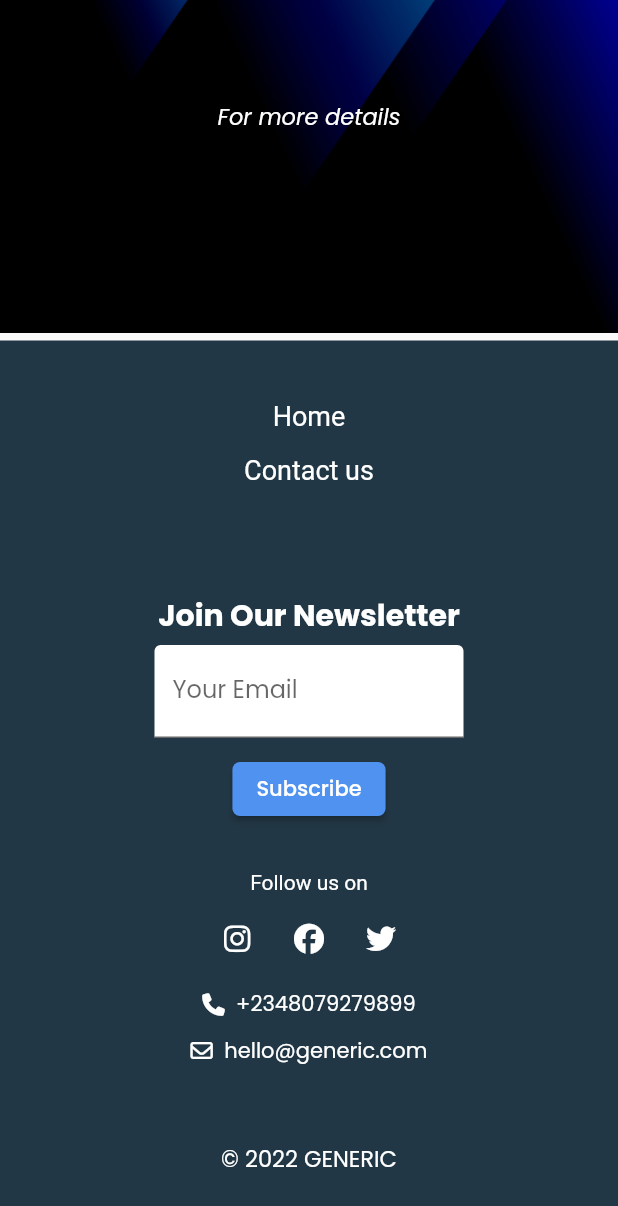
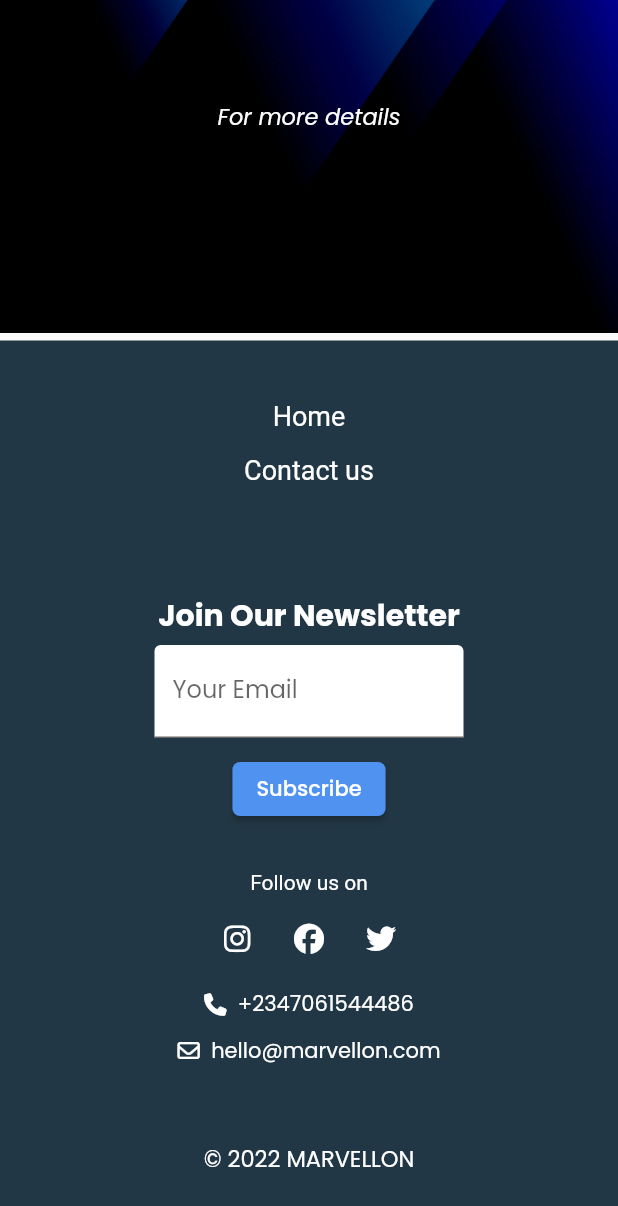
Before and after one commit to Abaxx/generic, a Flutter app: the screen it shows after launch, scrolled down 1288 dp, on a phone screen of 412 x 824 dp. Shown: the top 1206 px of the screen. Run offline on Flutter 3.47's test engine with Material 2 defaults, Android fonts, the phone set to English and light mode, and no system bars; our stand-ins replace font_awesome_flutter; Roboto replaces fonts that are missing (Poppins-Regular).

Commit message:
change of name

```diff
--- a/lib/Contact.dart
+++ b/lib/Contact.dart
@@ -65,7 +65,7 @@ class _DesktopNavbarState extends State<DesktopNavbar> {
     return Padding(padding: const EdgeInsets.symmetric(horizontal: 120,vertical: 20),
       child: Row (
         mainAxisAlignment: MainAxisAlignment.spaceBetween,
-        children: [GestureDetector(child: const Text('GENERI{C}',style: TextStyle(color: Colors.white,fontWeight: FontWeight.bold,fontSize: 30,fontFamily: "ChakraPetch"),),
+        children: [GestureDetector(child: const Text('MARVELLON',style: TextStyle(color: Colors.white,fontWeight: FontWeight.bold,fontSize: 30,fontFamily: "ChakraPetch"),),
           onTap: (){ Navigator.push(context, MaterialPageRoute(builder: (context)=> const HomePage()),);
           },),
           Row(
@@ -100,7 +100,7 @@ class _MobileNavbarState extends State<MobileNavbar> {
     return Padding(padding: const EdgeInsets.symmetric(horizontal: 50,vertical: 10),
       child: Row (
         mainAxisAlignment: MainAxisAlignment.spaceBetween,
-        children: [GestureDetector(child: const Text('GENERI{C}',style: TextStyle(color: Colors.white,fontWeight: FontWeight.bold,fontSize: 18,fontFamily: "ChakraPetch"),),
+        children: [GestureDetector(child: const Text('MARVELLON',style: TextStyle(color: Colors.white,fontWeight: FontWeight.bold,fontSize: 18,fontFamily: "ChakraPetch"),),
           onTap: (){ Navigator.push(context, MaterialPageRoute(builder: (context)=> const HomePage()),);
           },),
           Row(
@@ -158,7 +158,7 @@ class ContactState extends State<Contact>{
           'from_email': email,
           'subject' : subject,
           'message': message,
-          'company': "Generic"
+          'company': "Marvellon"
         }
       }));
   return response.statusCode;
--- a/lib/Home.dart
+++ b/lib/Home.dart
@@ -271,7 +271,7 @@ class ProductsSection extends StatelessWidget {
               Row(
         mainAxisAlignment: MainAxisAlignment.spaceEvenly,
         children: const [
-          Text('ZIP',style: TextStyle(color: Colors.white,fontWeight: FontWeight.bold,fontSize: 20,fontFamily: 'BubblegumSans'),),
+          Text('TEXTON',style: TextStyle(color: Colors.white,fontWeight: FontWeight.bold,fontSize: 20,fontFamily: 'BubblegumSans'),),
           Text('TRAFFICO',style: TextStyle(color: Colors.white,fontWeight: FontWeight.bold,fontSize: 20,fontFamily: 'BubblegumSans'),),
           Text('LEAP',style: TextStyle(color: Colors.white,fontWeight: FontWeight.bold,fontSize: 20,fontFamily: 'BubblegumSans'),),
           Text('BEAM',style: TextStyle(color: Colors.white,fontWeight: FontWeight.bold,fontSize: 20,fontFamily: 'BubblegumSans'),),
@@ -300,7 +300,7 @@ class ProductsSection extends StatelessWidget {
               Row(
         mainAxisAlignment: MainAxisAlignment.spaceEvenly,
         children: const [
-          Text('ZIP',style: TextStyle(color: Colors.white,fontWeight: FontWeight.bold,fontSize: 15,fontFamily: 'BubblegumSans'),),
+          Text('TEXTON',style: TextStyle(color: Colors.white,fontWeight: FontWeight.bold,fontSize: 15,fontFamily: 'BubblegumSans'),),
           Text('TRAFFICO',style: TextStyle(color: Colors.white,fontWeight: FontWeight.bold,fontSize: 15,fontFamily: 'BubblegumSans'),),
           Text('LEAP',style: TextStyle(color: Colors.white,fontWeight: FontWeight.bold,fontSize: 15,fontFamily: 'BubblegumSans'),),
           Text('BEAM',style: TextStyle(color: Colors.white,fontWeight: FontWeight.bold,fontSize: 15,fontFamily: 'BubblegumSans'),),
@@ -359,7 +359,7 @@ validateEmail(String email){
 
   Column leftContents(BuildContext context,CrossAxisAlignment alignment,bool mobileView,double hgt)
   {
-    Widget textWidget = const Text('GENERI{C}',style: TextStyle(color: Colors.white,fontWeight: FontWeight.bold,fontSize: 30,fontFamily: "ChakraPetch"),);
+    Widget textWidget = const Text('MARVELLON',style: TextStyle(color: Colors.white,fontWeight: FontWeight.bold,fontSize: 30,fontFamily: "ChakraPetch"),);
     if(mobileView == false){
       textWidget= const Text("");
     }
@@ -419,13 +419,13 @@ validateEmail(String email){
         const SizedBox(height: 10,),
         Row(
           mainAxisAlignment: MainAxisAlignment.center,
-            children: const [FaIcon(FontAwesomeIcons.phone,color: Colors.white,size: 15,),Text('  +2348079279899',style: TextStyle(color: Colors.white),),]),
+            children: const [FaIcon(FontAwesomeIcons.phone,color: Colors.white,size: 15,),Text('  +2347061544486',style: TextStyle(color: Colors.white),),]),
         const SizedBox(height: 10,),
         Row(
           mainAxisAlignment: MainAxisAlignment.center,
-            children: const [FaIcon(FontAwesomeIcons.envelope,color: Colors.white,size: 15,),Text('  hello@generic.com',style: TextStyle(color: Colors.white),),]),
+            children: const [FaIcon(FontAwesomeIcons.envelope,color: Colors.white,size: 15,),Text('  hello@marvellon.com',style: TextStyle(color: Colors.white),),]),
         const SizedBox(height: 50,),
-        const Text('\u00a9 2022 GENERIC',style: TextStyle(color: Colors.white,fontSize: 15),),],
+        const Text('\u00a9 2022 MARVELLON',style: TextStyle(color: Colors.white,fontSize: 15),),],
     );
   }
   @override
--- a/lib/Navbar.dart
+++ b/lib/Navbar.dart
@@ -35,7 +35,7 @@ class _DesktopNavbarState extends State<DesktopNavbar> {
     return Padding(padding: const EdgeInsets.symmetric(horizontal: 120,vertical: 20),
       child: Row (
         mainAxisAlignment: MainAxisAlignment.spaceBetween,
-        children: [GestureDetector(child: const Text('GENERI{C}',style: TextStyle(color: Colors.white,fontWeight: FontWeight.bold,fontSize: 30,fontFamily: "ChakraPetch"),),
+        children: [GestureDetector(child: const Text('MARVELLON',style: TextStyle(color: Colors.white,fontWeight: FontWeight.bold,fontSize: 30,fontFamily: "ChakraPetch"),),
           onTap: (){ Navigator.push(context, MaterialPageRoute(builder: (context)=> const HomePage()),);
           },),
           Row(
@@ -70,7 +70,7 @@ class _MobileNavbarState extends State<MobileNavbar> {
     return Padding(padding: const EdgeInsets.symmetric(horizontal: 50,vertical: 10),
       child: Row (
         mainAxisAlignment: MainAxisAlignment.spaceBetween,
-        children: [GestureDetector(child: const Text('GENERI{C}',style: TextStyle(color: Colors.white,fontWeight: FontWeight.bold,fontSize: 18,fontFamily: "ChakraPetch"),),
+        children: [GestureDetector(child: const Text('MARVELLON',style: TextStyle(color: Colors.white,fontWeight: FontWeight.bold,fontSize: 18,fontFamily: "ChakraPetch"),),
           onTap: (){ Navigator.push(context, MaterialPageRoute(builder: (context)=> const HomePage()),);
           },),
           Row(
--- a/lib/main.dart
+++ b/lib/main.dart
@@ -13,7 +13,7 @@ class MyApp extends StatelessWidget {
   @override
   Widget build(BuildContext context) {
     return MaterialApp(
-      title: 'Generic',
+      title: 'MARVELLON',
       theme: ThemeData(
         fontFamily: 'Poppins',
         // This is the theme of your application.
```
